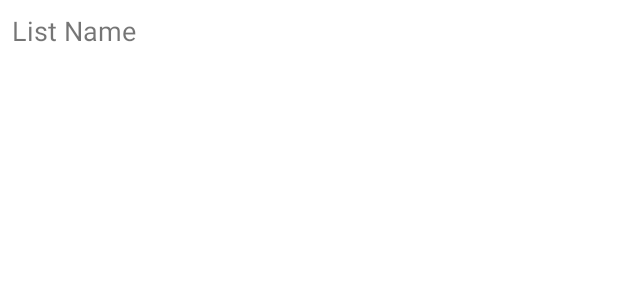
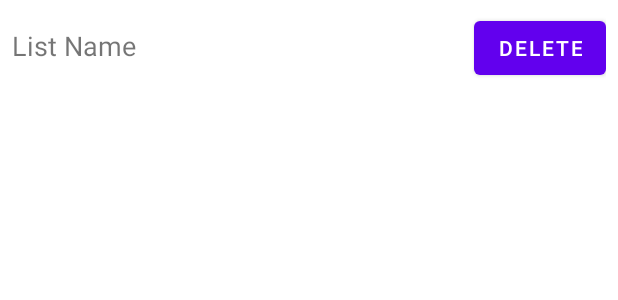
Before and after one commit to JablJak/Lingommerse, an Android app: the layout item_language_list.xml on its own in the app's theme, with its tools: preview values and no code run, on a phone screen of 412 x 824 dp. Shown: the top 300 px of the screen. Run offline under Robolectric (Android 15) with nearby library versions, the phone set to English and light mode, and no system bars.

Commit message:
Delete list

```diff
--- a/app/src/main/java/dev/jjablonski/lingommerse/ui/MainActivity.kt
+++ b/app/src/main/java/dev/jjablonski/lingommerse/ui/MainActivity.kt
@@ -30,7 +30,6 @@ class MainActivity : AppCompatActivity() {
     private lateinit var listSpinner: Spinner
     private lateinit var listAdapter: ArrayAdapter<String>
     private lateinit var manageListsButton: Button
-
     private val lists = mutableListOf<LanguageList>()
 
     override fun onCreate(savedInstanceState: Bundle?) {
@@ -73,8 +72,8 @@ class MainActivity : AppCompatActivity() {
                 translationEditText.text.clear()
             }
         }
+
         val slideshowButton: Button = findViewById(R.id.slideshowButton)
-
         slideshowButton.setOnClickListener {
             val selectedListPosition = listSpinner.selectedItemPosition
             if (selectedListPosition >= 0) {
--- a/app/src/main/res/layout/item_language_list.xml
+++ b/app/src/main/res/layout/item_language_list.xml
@@ -7,8 +7,15 @@
 
     <TextView
         android:id="@+id/listNameTextView"
-        android:layout_width="match_parent"
+        android:layout_width="0dp"
         android:layout_height="wrap_content"
+        android:layout_weight="1"
         android:textSize="18sp"
         android:text="List Name"/>
+
+    <Button
+        android:id="@+id/deleteButton"
+        android:layout_width="wrap_content"
+        android:layout_height="wrap_content"
+        android:text="Delete"/>
 </LinearLayout>
```
Also changed, not shown: app/src/main/java/dev/jjablonski/lingommerse/ui/LanguageListsActivity.kt (+12 -3 lines), app/src/main/java/dev/jjablonski/lingommerse/ui/adapter/LanguageListAdapter.kt (+8 -1 lines).
